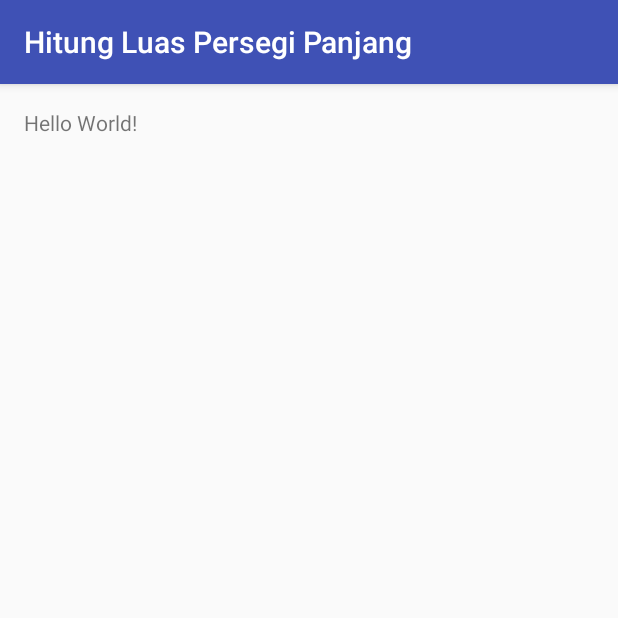
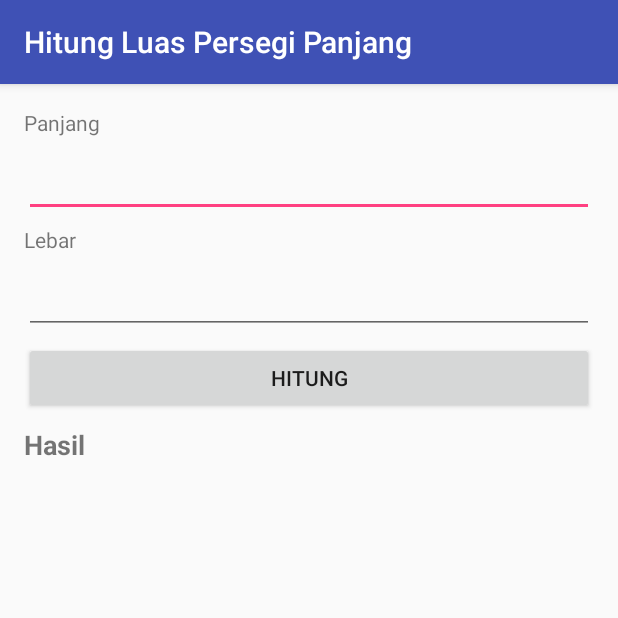
Before and after one commit to harkce/HitungLuasPersegiPanjang, an Android app: the screen it shows after launch (MainActivity), on a phone screen of 412 x 824 dp, the top half of it. Run offline under Robolectric (Android 15) with nearby library versions, the phone set to English and light mode, and no system bars.

Commit message:
New Layout

```diff
--- a/app/src/main/res/layout/activity_main.xml
+++ b/app/src/main/res/layout/activity_main.xml
@@ -1,16 +1,39 @@
-<?xml version="1.0" encoding="utf-8"?>
-<RelativeLayout xmlns:android="http://schemas.android.com/apk/res/android"
-    xmlns:tools="http://schemas.android.com/tools"
+<LinearLayout
+    xmlns:android="http://schemas.android.com/apk/res/android"
     android:layout_width="match_parent"
     android:layout_height="match_parent"
-    android:paddingBottom="@dimen/activity_vertical_margin"
-    android:paddingLeft="@dimen/activity_horizontal_margin"
-    android:paddingRight="@dimen/activity_horizontal_margin"
-    android:paddingTop="@dimen/activity_vertical_margin"
-    tools:context="me.habibfikri.hitungluaspersegipanjang.MainActivity">
+    android:layout_margin="@dimen/activity_horizontal_margin"
+    android:orientation="vertical">
 
-    <TextView
-        android:layout_width="wrap_content"
+    <TextView android:text="Panjang" android:layout_width="wrap_content"
         android:layout_height="wrap_content"
-        android:text="Hello World!" />
-</RelativeLayout>
+        android:layout_marginBottom="8dp"/>
+    <EditText
+        android:id="@+id/edt_panjang"
+        android:layout_width="match_parent"
+        android:layout_height="wrap_content"
+        android:inputType="numberDecimal"
+        android:layout_marginBottom="5dp"/>
+    <TextView android:text="Lebar" android:layout_width="wrap_content"
+        android:layout_height="wrap_content"
+        android:layout_marginBottom="8dp"/>
+    <EditText
+        android:id="@+id/edt_lebar"
+        android:layout_width="match_parent"
+        android:layout_height="wrap_content"
+        android:inputType="numberDecimal"
+        android:layout_marginBottom="5dp"/>
+    <Button
+        android:layout_width="match_parent"
+        android:layout_height="wrap_content"
+        android:id="@+id/btn_hitung"
+        android:text="Hitung"
+        android:layout_marginBottom="8dp"/>
+
+    <TextView android:text="Hasil" android:id="@+id/txt_luas" android:layout_width="wrap_content"
+        android:layout_height="wrap_content"
+        android:layout_marginBottom="8dp"
+        android:textSize="18sp"
+        android:textStyle="bold"/>
+
+</LinearLayout>
```
